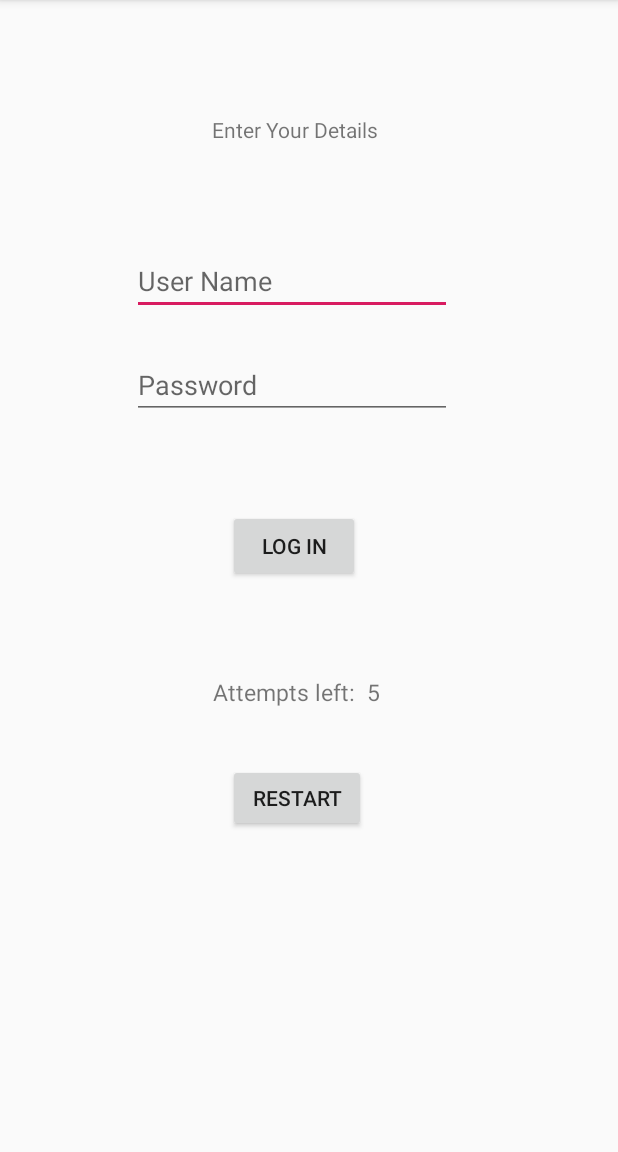
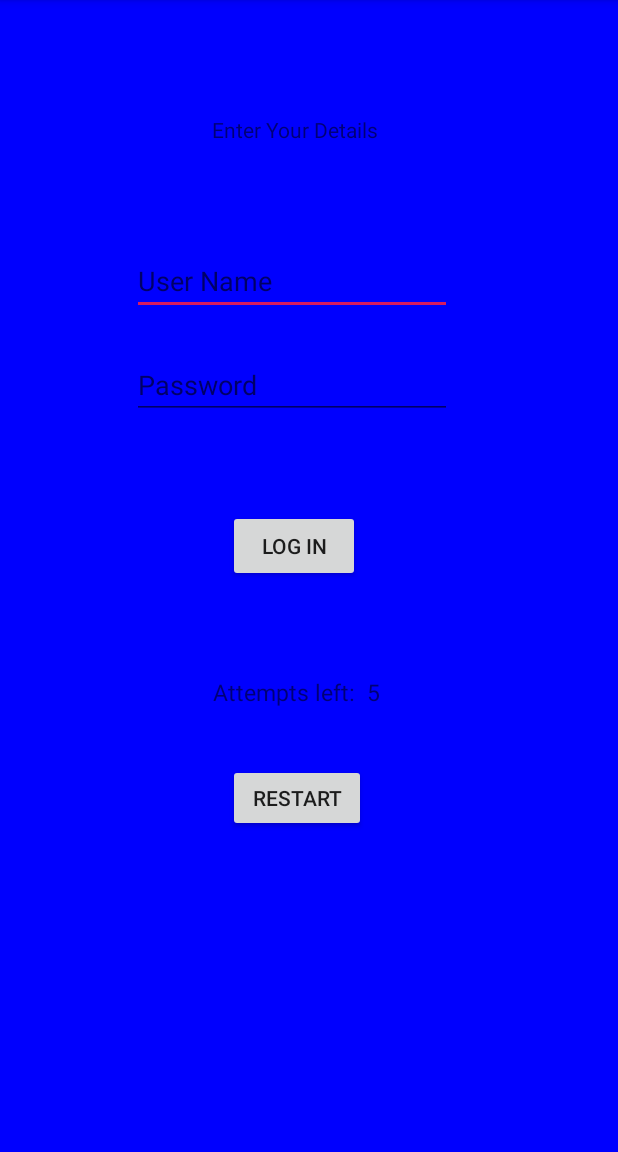
Before and after one commit to ShuvasRayamajhi/AndroidTouristApp, an Android app: the screen it shows after launch (MainActivity), on a phone screen of 412 x 824 dp, the part 84-1236 px from its top. Run offline under Robolectric (Android 15) with nearby library versions, the phone set to English and light mode, and no system bars.

Commit message:
added background

```diff
--- a/app/src/main/res/layout/activity_main.xml
+++ b/app/src/main/res/layout/activity_main.xml
@@ -4,10 +4,13 @@
     xmlns:tools="http://schemas.android.com/tools"
     android:layout_width="match_parent"
     android:layout_height="match_parent"
+    android:background="@drawable/backgroud"
     tools:context=".MainActivity">
 
 
+
     <EditText
+
         android:id="@+id/eUser"
         android:layout_width="wrap_content"
         android:layout_height="wrap_content"
```
Also changed, not shown: app/src/main/res/drawable/backgroud.jpeg (added).
